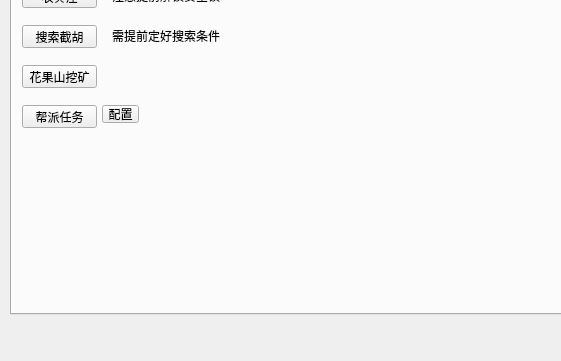
This is ui/win/script.ui in misakamikodo/mhxy_script as Qt 5 draws it before an edit; both pictures show x 0 to 561 and y 136 to 497 of the 797 by 497 pixel window. The edited form follows.
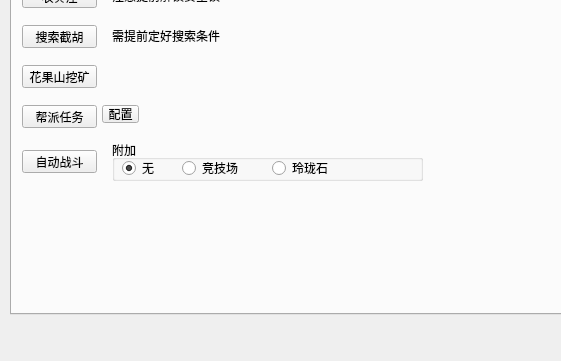
This is the edited form. The open tabs and pages were chosen to show the change.

Commit message: 添加自动战斗到界面程序，添加异常日志记录

The edit to the form file:
```diff
--- a/ui/win/script.ui
+++ b/ui/win/script.ui
@@ -802,6 +802,74 @@
        <string>配置</string>
       </property>
      </widget>
+     <widget class="QPushButton" name="auto_battle_btn">
+      <property name="geometry">
+       <rect>
+        <x>10</x>
+        <y>220</y>
+        <width>75</width>
+        <height>23</height>
+       </rect>
+      </property>
+      <property name="text">
+       <string>自动战斗</string>
+      </property>
+     </widget>
+     <widget class="QGroupBox" name="groupBox_2">
+      <property name="geometry">
+       <rect>
+        <x>100</x>
+        <y>210</y>
+        <width>311</width>
+        <height>41</height>
+       </rect>
+      </property>
+      <property name="title">
+       <string>附加</string>
+      </property>
+      <widget class="QRadioButton" name="auto_battle_linglongshi_rdo">
+       <property name="geometry">
+        <rect>
+         <x>160</x>
+         <y>20</y>
+         <width>89</width>
+         <height>16</height>
+        </rect>
+       </property>
+       <property name="text">
+        <string>玲珑石</string>
+       </property>
+      </widget>
+      <widget class="QRadioButton" name="auto_battle_none_rdo">
+       <property name="geometry">
+        <rect>
+         <x>10</x>
+         <y>20</y>
+         <width>89</width>
+         <height>16</height>
+        </rect>
+       </property>
+       <property name="text">
+        <string>无</string>
+       </property>
+       <property name="checked">
+        <bool>true</bool>
+       </property>
+      </widget>
+      <widget class="QRadioButton" name="auto_battle_jingjichang_rdo">
+       <property name="geometry">
+        <rect>
+         <x>70</x>
+         <y>20</y>
+         <width>89</width>
+         <height>16</height>
+        </rect>
+       </property>
+       <property name="text">
+        <string>竞技场</string>
+       </property>
+      </widget>
+     </widget>
     </widget>
    </widget>
    <widget class="QPushButton" name="game_process_small_btn">
```
Left out of the diff: 2 changed lines with no effect on the pictures. The commit also changes 6 other files.
